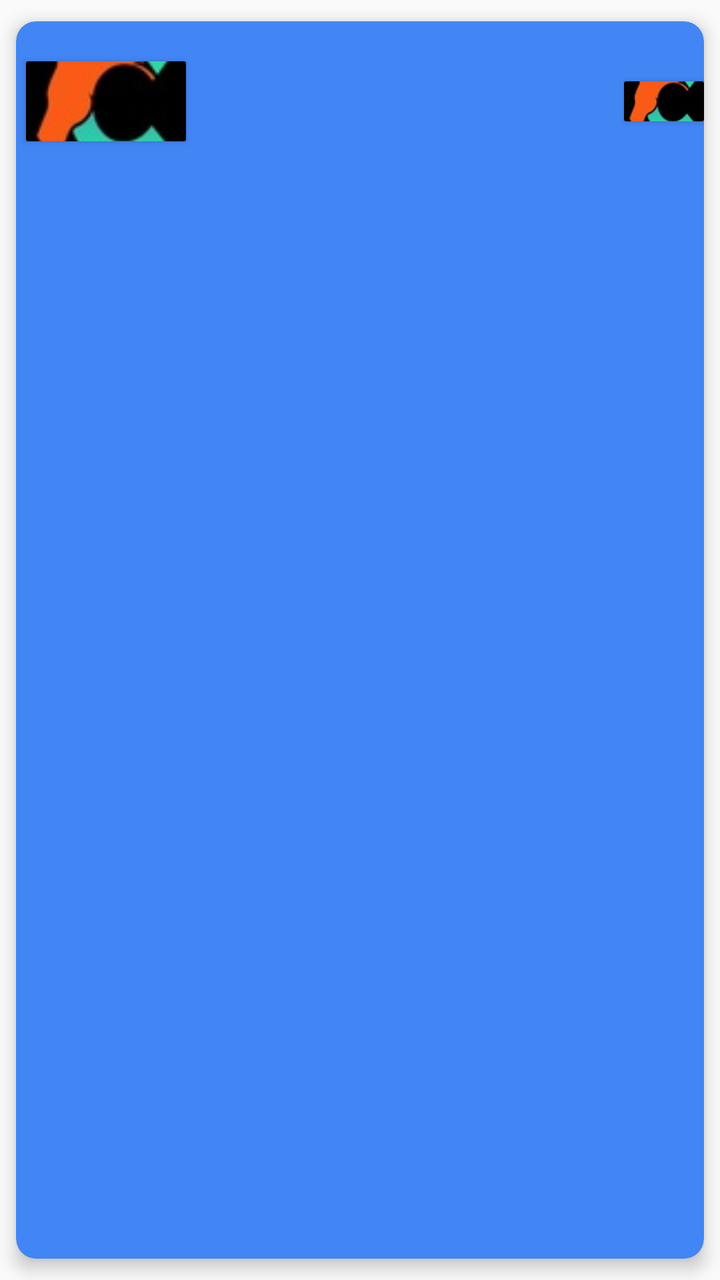
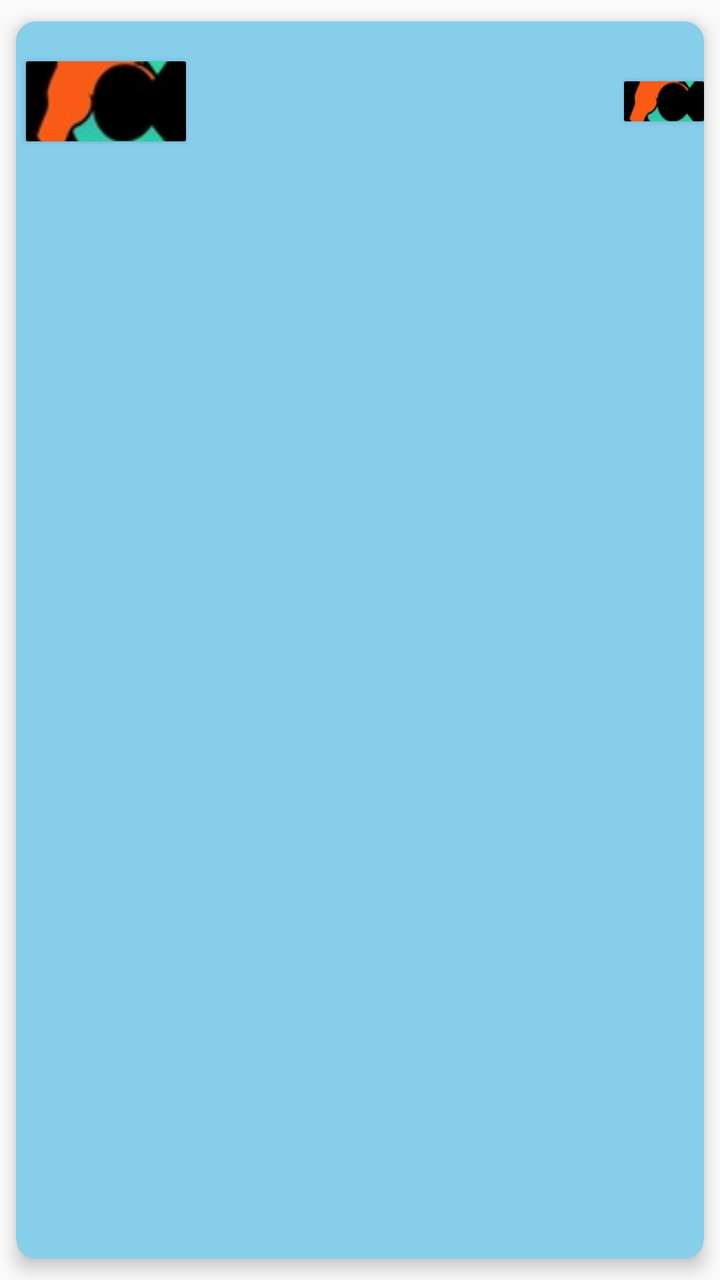

Before-and-after screenshots of an Android layout around one commit, followed by the original layout XML and the change that was made.
<!-- AndroidManifest.xml: application theme Theme.AppCompat.Light.DarkActionBar -->
<!-- res/layout/row_grid_items.xml -->
<?xml version="1.0" encoding="utf-8"?>
<androidx.cardview.widget.CardView
    xmlns:android="http://schemas.android.com/apk/res/android"
    xmlns:tools="http://schemas.android.com/tools"
    android:layout_width="match_parent"
    android:layout_height="wrap_content"
    xmlns:app="http://schemas.android.com/apk/res-auto"
    app:cardElevation="5dp"
    app:cardCornerRadius="10dp"
    app:cardBackgroundColor="@color/gnt_blue"
    app:cardUseCompatPadding="true"
    >
    <LinearLayout
        android:layout_width="match_parent"
        android:layout_height="80dp"
        android:orientation="horizontal"
        >
        <androidx.cardview.widget.CardView
            android:layout_width="wrap_content"
            android:layout_height="wrap_content"
            app:cardCornerRadius="1dp"
            android:layout_margin="5dp"
            android:layout_gravity="center"

            >
            <ImageView
                android:id="@+id/country_flag"
                android:layout_width="80dp"
                android:layout_height="40dp"
                android:scaleType="centerCrop"
                android:src="@drawable/icon_72x72"
                />

        </androidx.cardview.widget.CardView>


        <TextView
            android:id="@+id/Nominal"
            android:textColor="@color/white"
            android:layout_width="wrap_content"
            android:layout_height="wrap_content"
            android:layout_weight="1"
            android:layout_gravity="center"
            />
        <TextView
            android:id="@+id/CcyNm"
            android:textColor="@color/white"
            android:layout_width="wrap_content"
            android:layout_height="wrap_content"
            android:layout_weight="3"
            android:layout_gravity="center"
            />
        <TextView
            android:id="@+id/Rate"
            android:textColor="@color/white"
            android:layout_width="wrap_content"
            android:layout_height="wrap_content"
            android:layout_gravity="center"
            android:layout_weight="3"
            />
        <TextView
            android:id="@+id/Diff"
            android:textColor="@color/white"
            android:layout_width="wrap_content"
            android:layout_height="wrap_content"
            android:layout_gravity="center"
            />
        <androidx.cardview.widget.CardView
            android:layout_width="wrap_content"
            android:layout_height="wrap_content"
            app:cardCornerRadius="1dp"
            android:layout_gravity="center"
            >

            <ImageView
                android:id="@+id/imageDiff"
                android:layout_width="40dp"
                android:layout_height="20dp"
                android:scaleType="centerCrop"
                android:src="@drawable/icon_72x72"
                />
        </androidx.cardview.widget.CardView>
        <LinearLayout
            android:visibility="gone"
            android:layout_width="wrap_content"
            android:layout_height="wrap_content"
            android:layout_gravity="center"
            android:layout_weight="3"
            android:orientation="vertical"
            >

            <TextView
                android:visibility="gone"
                android:id="@+id/Code"
                android:layout_width="wrap_content"
                android:layout_height="wrap_content"
                android:layout_gravity="center_horizontal"
                android:layout_marginTop="10dp"
                />
            <TextView
                android:visibility="gone"
                android:id="@+id/Ccy"
                android:layout_width="wrap_content"
                android:layout_height="wrap_content"
                android:layout_gravity="center_horizontal"
                android:layout_marginTop="10dp"
                />
            <TextView
                android:visibility="gone"
                android:id="@+id/Date"
                android:layout_width="wrap_content"
                android:layout_height="wrap_content"
                android:layout_gravity="center_horizontal"
                android:layout_marginTop="10dp"
                />


        </LinearLayout>
        <androidx.cardview.widget.CardView
            android:visibility="gone"
            android:layout_width="wrap_content"
            android:layout_height="wrap_content"
            app:cardCornerRadius="1dp"
            android:layout_margin="5dp"
            android:layout_gravity="center"
            >

            <ImageView
                android:id="@+id/imageview"
                android:layout_width="80dp"
                android:layout_height="40dp"
                android:scaleType="centerCrop"
                android:src="@drawable/icon_72x72"
                />
        </androidx.cardview.widget.CardView>


    </LinearLayout>

</androidx.cardview.widget.CardView>
<!-- resources referenced by this layout -->
<resources>
  <color name="gnt_blue">#4285f4</color>
  <color name="white">#FFFFFFFF</color>
  <!-- drawable icon_72x72: jpg bitmap (drawable-v24, 2657 bytes) -->
</resources>

<!-- the commit's change to res/layout/row_grid_items.xml (unified diff, before → after) -->
@@ -7,7 +7,7 @@
     xmlns:app="http://schemas.android.com/apk/res-auto"
     app:cardElevation="5dp"
     app:cardCornerRadius="10dp"
-    app:cardBackgroundColor="@color/gnt_blue"
+    app:cardBackgroundColor="@color/SkyBlue"
     app:cardUseCompatPadding="true"
     >
     <LinearLayout
@@ -74,6 +74,7 @@
 
             <ImageView
                 android:id="@+id/imageDiff"
+                android:background="@color/SkyBlue"
                 android:layout_width="40dp"
                 android:layout_height="20dp"
                 android:scaleType="centerCrop"
<!-- resource entries referenced after the edit -->
@@ -1,6 +1,6 @@
 <!-- resources referenced by this layout -->
 <resources>
-  <color name="gnt_blue">#4285f4</color>
+  <color name="SkyBlue">#87CEEB</color>
   <color name="white">#FFFFFFFF</color>
   <!-- drawable icon_72x72: jpg bitmap (drawable-v24, 2657 bytes) -->
 </resources>
